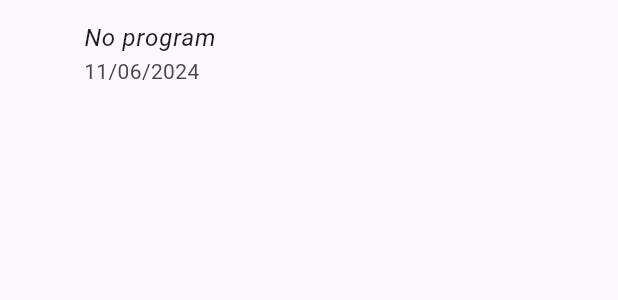
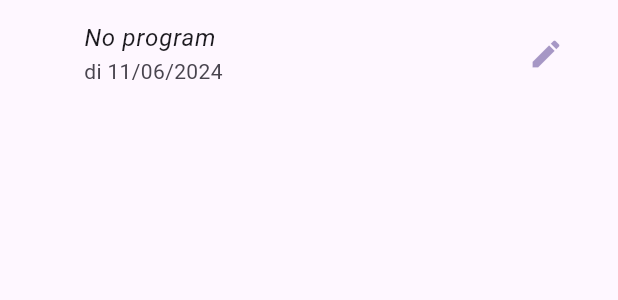
Before and after one commit to 2zqa/vanholst, a Flutter app: the LogbookEntryListItem widget shown alone on an empty page, opened directly with sample values from the repository, on a phone screen of 412 x 824 dp. Shown: the top 300 px of the screen. Run offline on Flutter 3.47's test engine with Material 3 defaults, Android fonts, the phone set to English and light mode, and no system bars; our stand-ins replace flutter_riverpod, go_router, rxdart, sembast, sembast_web.

Commit message:
Add edit button to logbook entry ListItem

```diff
--- a/lib/src/features/logbook/presentation/products_list/logbook_entry_list_item.dart
+++ b/lib/src/features/logbook/presentation/products_list/logbook_entry_list_item.dart
@@ -8,10 +8,12 @@ class LogbookEntryListItem extends StatelessWidget {
     super.key,
     required this.entry,
     this.onPressed,
+    this.onEdit,
     this.selected = false,
   });
   final LogbookEntry entry;
   final VoidCallback? onPressed;
+  final VoidCallback? onEdit;
   final bool selected;
 
   @override
@@ -22,6 +24,12 @@ class LogbookEntryListItem extends StatelessWidget {
       selected: selected,
       selectedTileColor: Theme.of(context).colorScheme.primaryContainer,
       selectedColor: Theme.of(context).colorScheme.onPrimaryContainer,
+      trailing: IconButton(
+        icon: const Icon(Icons.edit),
+        color:
+            Theme.of(context).colorScheme.onPrimaryContainer.withOpacity(0.5),
+        onPressed: onEdit,
+      ),
       leading: program.isEmpty
           ? const SizedBox.shrink()
           : isBike
@@ -32,7 +40,7 @@ class LogbookEntryListItem extends StatelessWidget {
           ? Text('No program'.hardcoded,
               style: const TextStyle(fontStyle: FontStyle.italic))
           : Text(program),
-      subtitle: Text(entry.date),
+      subtitle: Text("${entry.shortDayName} ${entry.date}"),
     );
   }
 }
```
